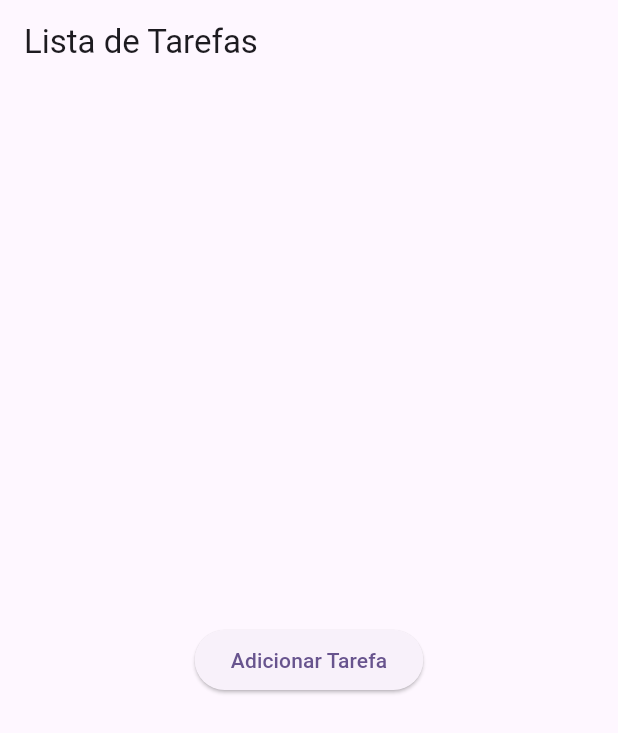
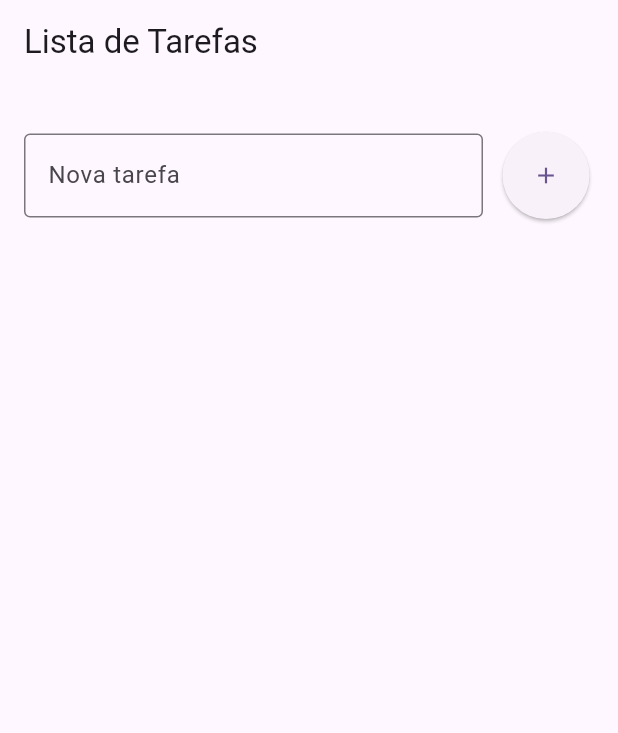
Before and after one commit to and3510/Lista-de-Tarefas_Work, a Flutter app: the screen it shows after launch, on a phone screen of 412 x 824 dp. Shown: the top 733 px of the screen. Run offline on Flutter 3.47's test engine with Material 3 defaults, Android fonts, the phone set to English and light mode, and no system bars.

Commit message:
style update

```diff
--- a/lib/screens/listatarefas.dart
+++ b/lib/screens/listatarefas.dart
@@ -9,21 +9,53 @@ class Listatarefas extends StatefulWidget {
 }
 
 class _ListatarefasState extends State<Listatarefas> {
+  final TextEditingController _controller = TextEditingController();
+
+  @override
+  void dispose() {
+    _controller.dispose();
+    super.dispose();
+  }
+
   @override
   Widget build(BuildContext context) {
     return Scaffold(
       appBar: AppBar(
         title: const Text('Lista de Tarefas'),
       ),
-      body: Center(
+      body: Padding(
+        padding: const EdgeInsets.all(16.0),
         child: Column(
-          mainAxisAlignment: MainAxisAlignment.center,
-          children: <Widget> [
-            ElevatedButton(
-              onPressed: () {
-                // Ação ao pressionar o botão
-              },
-              child: const Text('Adicionar Tarefa'),
+          children: <Widget>[
+            const SizedBox(height: 16),
+            Row(
+              children: [
+                Expanded(
+                  child: TextField(
+                    controller: _controller,
+                    decoration: const InputDecoration(
+                      labelText: 'Nova tarefa',
+                      border: OutlineInputBorder(),
+                    ),
+                  ),
+                ),
+                const SizedBox(width: 10),
+                ElevatedButton(
+                  style: ElevatedButton.styleFrom(
+                    shape: const CircleBorder(),
+                    padding: const EdgeInsets.all(20),
+
+                  ),
+                  onPressed: () {
+                    String novaTarefa = _controller.text.trim();
+                    if (novaTarefa.isNotEmpty) {
+                      print('Tarefa adicionada: $novaTarefa');
+                      _controller.clear();
+                    }
+                  },
+                  child: const Icon(Icons.add),
+                ),
+              ],
             ),
           ],
         ),
```
